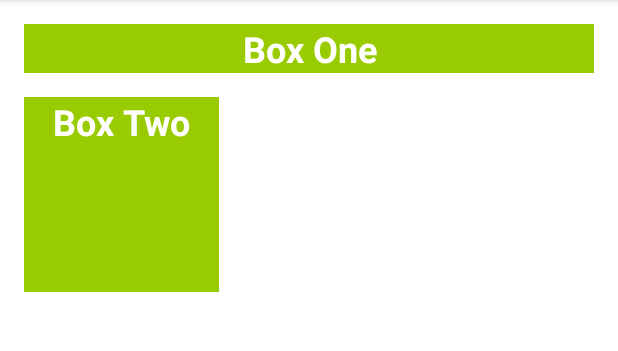
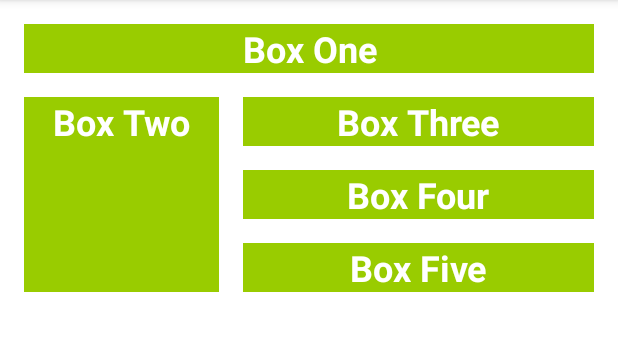
Before and after one commit to bejanandreiyps/color_my_views, an Android app: the screen it shows after launch (MainActivity), on a phone screen of 412 x 824 dp, the part 84-435 px from its top. Run offline under Robolectric (Android 15) with nearby library versions, the phone set to English and light mode, and no system bars; Roboto replaces fonts that are not available here.

Commit message:
Created a chain of textview views.

```diff
--- a/app/src/main/res/layout/activity_main.xml
+++ b/app/src/main/res/layout/activity_main.xml
@@ -31,4 +31,47 @@
         app:layout_constraintStart_toStartOf="parent"
         app:layout_constraintTop_toBottomOf="@+id/box_one_text" />
 
+    <TextView
+        android:id="@+id/box_three_text"
+        style="@style/whiteBox"
+        android:layout_width="0dp"
+        android:layout_height="wrap_content"
+        android:layout_marginStart="@dimen/margin_wide"
+        android:layout_marginTop="@dimen/margin_wide"
+        android:layout_marginEnd="@dimen/margin_wide"
+        android:text="@string/box_three"
+        app:layout_constraintBottom_toTopOf="@+id/box_four_text"
+        app:layout_constraintEnd_toEndOf="parent"
+        app:layout_constraintStart_toEndOf="@+id/box_two_text"
+        app:layout_constraintTop_toTopOf="@+id/box_two_text" />
+
+    <TextView
+        android:id="@+id/box_four_text"
+        style="@style/whiteBox"
+        android:layout_width="0dp"
+        android:layout_height="wrap_content"
+        android:layout_marginStart="@dimen/margin_wide"
+        android:layout_marginTop="@dimen/margin_wide"
+        android:layout_marginEnd="@dimen/margin_wide"
+        android:text="@string/box_four"
+        app:layout_constraintBottom_toTopOf="@+id/box_five_text"
+        app:layout_constraintEnd_toEndOf="parent"
+        app:layout_constraintStart_toEndOf="@+id/box_two_text"
+        app:layout_constraintTop_toBottomOf="@+id/box_three_text" />
+
+    <TextView
+        android:id="@+id/box_five_text"
+        style="@style/whiteBox"
+        android:layout_width="0dp"
+        android:layout_height="wrap_content"
+        android:layout_marginStart="@dimen/margin_wide"
+        android:layout_marginTop="@dimen/margin_wide"
+        android:layout_marginEnd="@dimen/margin_wide"
+        android:layout_marginBottom="16dp"
+        android:text="@string/box_five"
+        app:layout_constraintBottom_toBottomOf="@+id/box_two_text"
+        app:layout_constraintEnd_toEndOf="parent"
+        app:layout_constraintStart_toEndOf="@+id/box_two_text"
+        app:layout_constraintTop_toBottomOf="@+id/box_four_text" />
+
 </androidx.constraintlayout.widget.ConstraintLayout>
--- a/app/src/main/res/values/strings.xml
+++ b/app/src/main/res/values/strings.xml
@@ -2,4 +2,7 @@
     <string name="app_name">ColorMyViews</string>
     <string name="box_one">Box One</string>
     <string name="box_two">Box Two</string>
+    <string name="box_three">Box Three</string>
+    <string name="box_four">Box Four</string>
+    <string name="box_five">Box Five</string>
 </resources>
```
